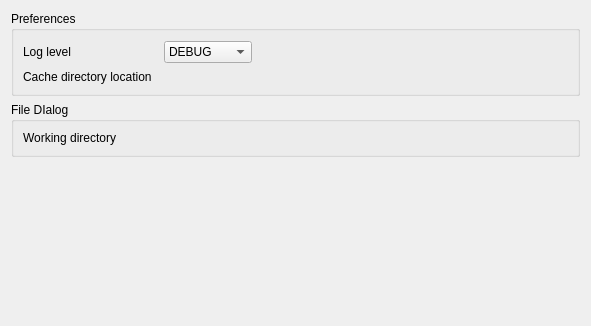
Qt form gsdview/ui/general-page.ui (avalentino/gsdview) before a commit.
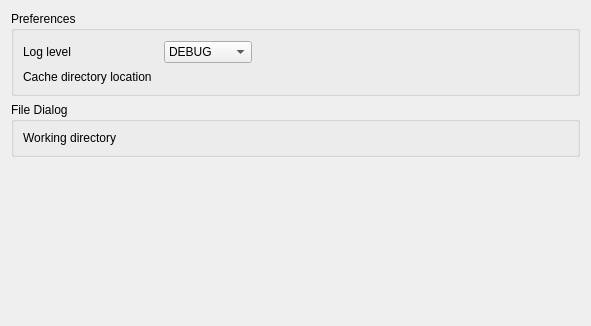
The same form after that commit.

What changed in the file:
```diff
--- a/gsdview/ui/general-page.ui
+++ b/gsdview/ui/general-page.ui
@@ -92,7 +92,7 @@
    <item>
     <widget class="QGroupBox" name="filedialogGroupBox">
      <property name="title">
-      <string>File DIalog</string>
+      <string>File Dialog</string>
      </property>
      <layout class="QHBoxLayout" name="fileDialogHorizontalLayout">
       <item>
```
